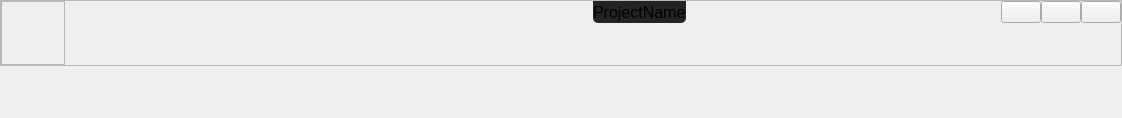
Above: Editor/src/UI/Windows/RZETitleBar.ui from Pikachuxxxx/Razix before the change. Below: the same form after it.
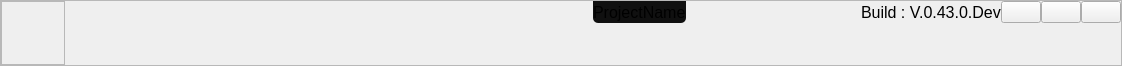
That is the form after the change. Icons and pictures are not drawn.

```diff
--- a/Editor/src/UI/Windows/RZETitleBar.ui
+++ b/Editor/src/UI/Windows/RZETitleBar.ui
@@ -7,7 +7,7 @@
     <x>0</x>
     <y>0</y>
     <width>1122</width>
-    <height>118</height>
+    <height>66</height>
    </rect>
   </property>
   <property name="sizePolicy">
@@ -152,14 +152,19 @@
              </font>
             </property>
             <property name="styleSheet">
-             <string notr="true">background-color: rgb(36, 36, 36);
+             <string notr="true">#ProjectName{
+background-color: rgb(16, 16, 16);
 border-bottom-right-radius: 5px;
 border-bottom-left-radius: 5px;
+}
 </string>
             </property>
             <property name="text">
              <string>ProjectName</string>
             </property>
+            <property name="margin">
+             <number>5</number>
+            </property>
            </widget>
           </item>
           <item>
@@ -175,6 +180,21 @@
             </property>
            </spacer>
           </item>
+          <item>
+           <widget class="QLabel" name="BuildVersion">
+            <property name="font">
+             <font>
+              <pointsize>12</pointsize>
+             </font>
+            </property>
+            <property name="text">
+             <string>Build : V.0.43.0.Dev</string>
+            </property>
+            <property name="margin">
+             <number>4</number>
+            </property>
+           </widget>
+          </item>
           <item>
            <widget class="QPushButton" name="minimize">
             <property name="text">
```
Left out of the diff: 2 changed lines with no effect on the pictures.
